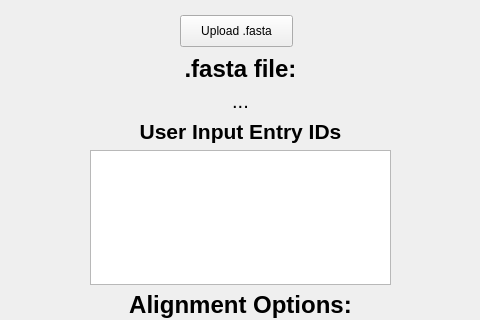
Above: GUI/fasta_window.ui from daltonjay/OLAgen before the change; both pictures show x 160 to 640 and y 85 to 405 of the 800 by 600 pixel window. Below: the same form after it.
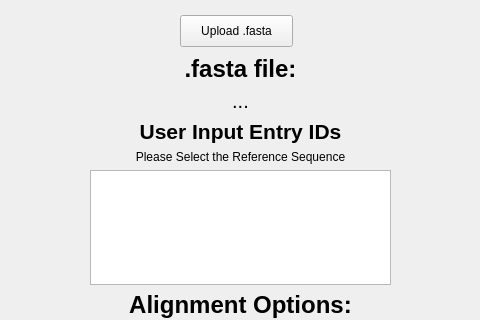
That is the form after the change. Icons and pictures are not drawn.

```diff
--- a/GUI/fasta_window.ui
+++ b/GUI/fasta_window.ui
@@ -50,7 +50,7 @@
     <string>Upload .fasta</string>
    </property>
   </widget>
-  <widget class="QWidget" name="">
+  <widget class="QWidget" name="layoutWidget">
    <property name="geometry">
     <rect>
      <x>250</x>
@@ -122,6 +122,16 @@
       </property>
      </widget>
     </item>
+    <item>
+     <widget class="QLabel" name="label_4">
+      <property name="text">
+       <string>Please Select the Reference Sequence</string>
+      </property>
+      <property name="alignment">
+       <set>Qt::AlignCenter</set>
+      </property>
+     </widget>
+    </item>
     <item>
      <widget class="QListView" name="entryIDList">
       <property name="font">
```
